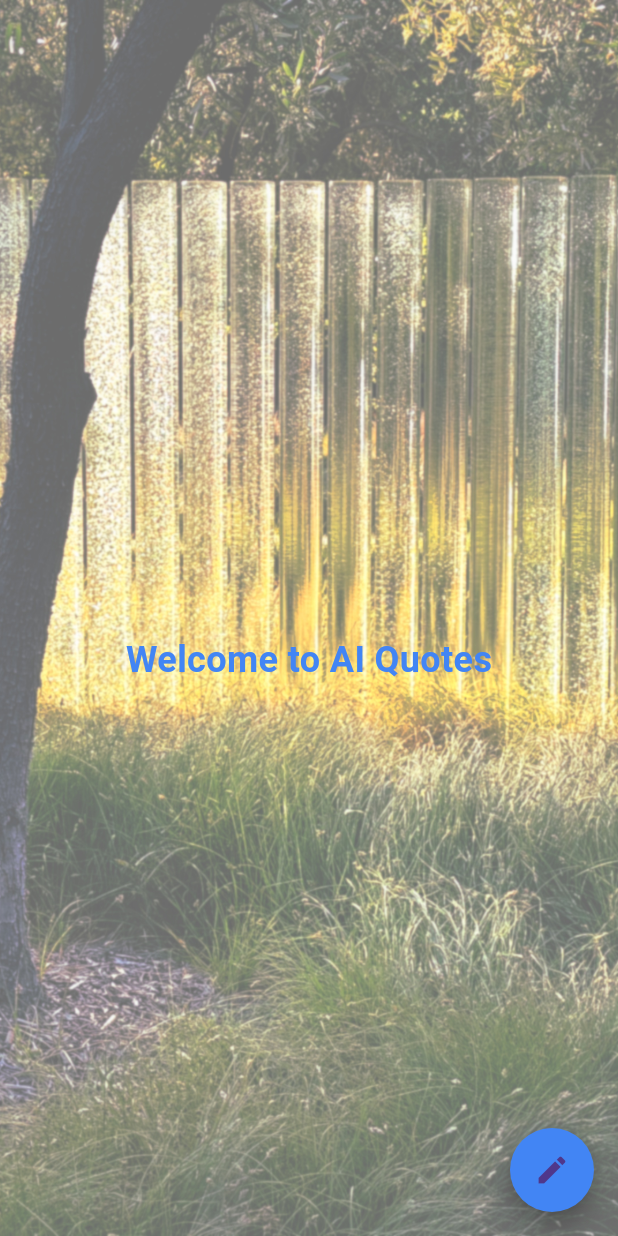
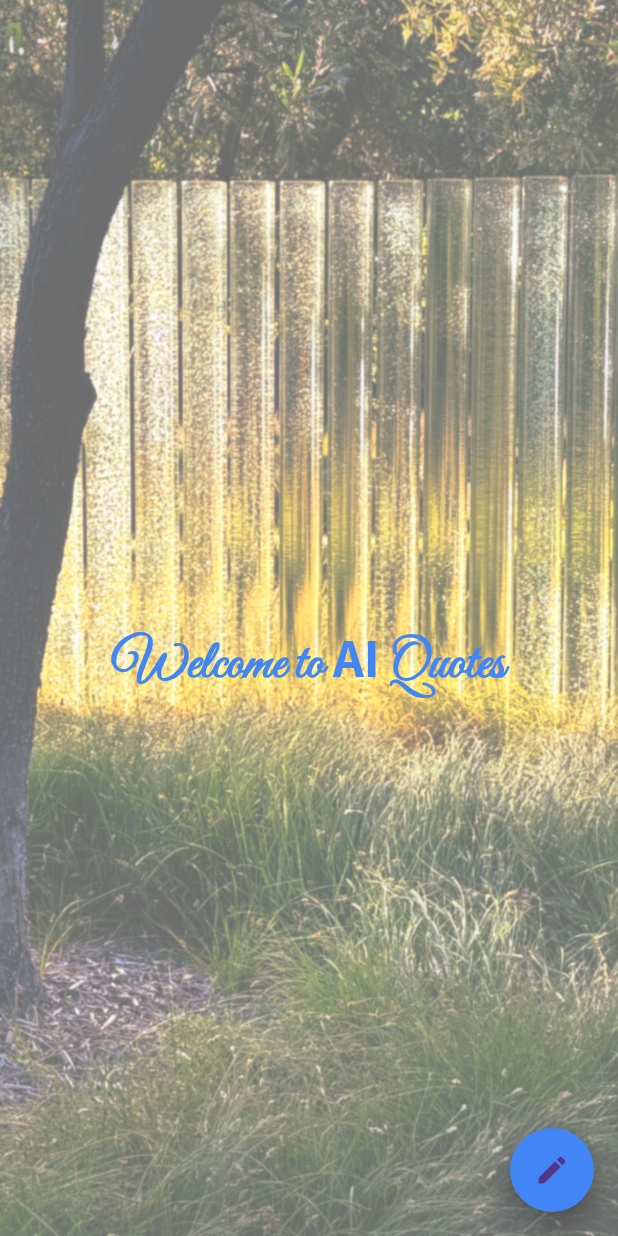
Before and after one commit to JavaVista/AI-Quotes, a Flutter app: the screen it shows after launch, on a phone screen of 412 x 824 dp. Run offline on Flutter 3.47's test engine with Material 3 defaults, Android fonts, the light colour scheme and no system bars; drawn by our look-alikes of flutter_speed_dial; our stand-ins replace cloud_firestore, firebase_core, flutter_dotenv, logger; accounts and stored records are empty; network calls fail; Roboto replaces fonts that are missing (GowunBatang).

Commit message:
chore: :lipstick: replace font

```diff
--- a/lib/pages/home_page.dart
+++ b/lib/pages/home_page.dart
@@ -51,10 +51,22 @@ class HomePageState extends State<HomePage> {
         body: Stack(
           children: [
             if (previewQuote.isEmpty)
-              const Center(
-                child: Text(
-                  'Welcome to AI Quotes',
-                  style: AppTypography.heading,
+              Center(
+                child: RichText(
+                  text: const TextSpan(
+                    text: 'Welcome to ',
+                    style: AppTypography.mainTitle,
+                    children: <TextSpan>[
+                      TextSpan(
+                        text: 'AI',
+                        style: AppTypography.subMainTitle,
+                      ),
+                      TextSpan(
+                        text: ' Quotes',
+                        style: AppTypography.mainTitle,
+                      ),
+                    ],
+                  ),
                 ),
               ),
             if (previewQuote.isNotEmpty)
--- a/lib/pages/quotes_list_page.dart
+++ b/lib/pages/quotes_list_page.dart
@@ -13,7 +13,7 @@ class QuotesListPage extends StatelessWidget {
     final newQuote = ModalRoute.of(context)?.settings.arguments as Quote?;
 
     return Scaffold(
-      appBar: AppBar(title: const Text('Quotes')),
+      appBar: AppBar(title: const Text('Quotes' , style: AppTypography.heading)),
       body: StreamBuilder<List<Quote>>(
         stream: Provider.of<FirebaseService>(context).getQuotes(),
         builder: (context, snapshot) {
--- a/lib/theme/typography.dart
+++ b/lib/theme/typography.dart
@@ -2,21 +2,35 @@ import 'package:flutter/material.dart';
 import 'colors.dart';
 
 class AppTypography {
+  static const TextStyle mainTitle = TextStyle(
+    fontFamily: 'GreatVibes',
+    fontWeight: FontWeight.bold,
+    fontSize: 36,
+    color: primaryColor,
+  );
+
+    static const TextStyle subMainTitle = TextStyle(
+    fontFamily: 'Assistant',
+    fontWeight: FontWeight.bold,
+    fontSize: 36,
+    color: primaryColor,
+  );
+
   static const TextStyle heading = TextStyle(
-    fontFamily: 'GowunBatang',
+    fontFamily: 'GreatVibes',
     fontWeight: FontWeight.bold,
-    fontSize: 24,
+    fontSize: 26,
     color: primaryColor,
   );
 
   static const TextStyle body = TextStyle(
-    fontFamily: 'AlegreyaSans',
+    fontFamily: 'Assistant',
     fontSize: 16,
     color: primaryGreyScale,
   );
 
   static const TextStyle cardText = TextStyle(
-    fontFamily: 'AlegreyaSans',
+    fontFamily: 'Assistant',
     fontSize: 14,
     color: primaryGreyScale,
   );
```
Also changed, not shown: pubspec.yaml (+5 -7 lines), assets/fonts/AlegreyaSans-Bold.ttf (deleted), assets/fonts/AlegreyaSans-Regular.ttf (deleted), assets/fonts/Assistant-Bold.ttf (added), assets/fonts/Assistant-Regular.ttf (added), assets/fonts/GreatVibes-Regular.ttf (added).
